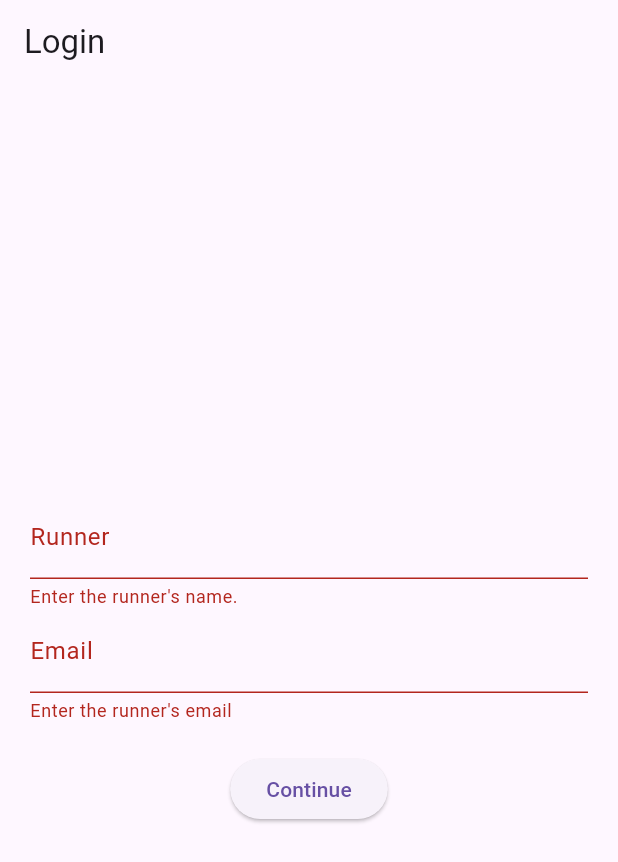
After one commit to thisfren/Flutter-Cookbook, a Flutter app: the screen it shows after launch, after a tap on "Continue", on a phone screen of 412 x 824 dp. The commit adds this screen. Shown: the top 862 px of the screen. Run offline on Flutter 3.47's test engine with Material 3 defaults, Android fonts, the phone set to English and light mode, and no system bars; our stand-ins replace google_fonts.

Commit message:
Working with TextFields done.

```diff
--- /dev/null
+++ b/Ch. 5/stopwatch/lib/login_screen.dart
@@ -0,0 +1,118 @@
+// lib/login_screen.dart
+
+import 'package:flutter/material.dart' show AppBar, BuildContext, Center, Colors, Column, EdgeInsets, ElevatedButton, Form, FormState, GlobalKey, Icon, Icons, InputDecoration, MainAxisAlignment, Padding, Scaffold, SizedBox, State, StatefulWidget, Text, TextEditingController, TextFormField, TextInputType, Widget;
+
+class LoginScreen extends StatefulWidget {
+  const LoginScreen({super.key});
+
+  @override
+  State<LoginScreen> createState() => _LoginScreenState();
+}
+
+
+class _LoginScreenState extends State<LoginScreen> {
+  bool loggedIn = false;
+  late String name;
+
+  /*
+  TextEditingControllers are objects that can be used to manipulate TextFields.
+  In this recipe, we only used them to extract the current value from our TextField, but they can also be used to programmatically set values in the widget, update text selections, and clear the fields.
+  There are also some callback functions that be used on TextFields to accomplish the same thing, but, while it may seem easier to use closures instead of TextEditingControllers, it could make your code harder to read.
+  */
+  final _nameController = TextEditingController();
+  final _emailController = TextEditingController();
+  /*
+  A simple way to explain GlobalKeys is that they do the opposite of BuildContext.
+  BuildContext is an object that can find parents in the widget tree.
+  Keys are objects that are used to retrieve a child widget.
+  The topic is a bit more complex than that, but in short, with the key, you can retrieve the Form's state. The FormState class has a public method called validate that will call the validator on all its children.
+  */
+  final _formKey = GlobalKey<FormState>();
+
+  @override
+  Widget build(BuildContext context) {
+    return Scaffold(
+      appBar: AppBar(
+        title: Text('Login'),
+      ),
+      body: Center(
+        child: loggedIn ? _buildSuccess() : _buildLoginForm()
+      )
+    );
+  }
+
+  Widget _buildLoginForm() {
+    /*
+    The Form widget that wraps the two TextFields is a non-rendering container widget.
+    This widget knows how to visit any of its children that are FormFields and invokes their validators.
+    If all the validator functions return null, the form is considered valid.
+    */
+    return Form(
+      key: _formKey,
+      child: Padding(
+        padding: const EdgeInsets.all(20),
+        child: Column(
+          mainAxisAlignment: MainAxisAlignment.center,
+          children: [
+            /*
+            TextFields are platform-aware widgets that respect the host platform's UX paradigms.
+            As with most things in Flutter, the look of TextFields is highly customizable.
+            The default look respects the material design rules, but it can be fully customized using the InputDecoration property.
+            */
+            TextFormField(
+              controller: _nameController,
+              decoration: InputDecoration(labelText: 'Runner'),
+              validator: (text) =>
+                text == "" ? "Enter the runner's name." : null
+            ),
+            TextFormField(
+              controller: _emailController,
+              keyboardType: TextInputType.emailAddress,
+              decoration: InputDecoration(labelText: 'Email'),
+              validator: (text) {
+                if (text == "") { // Validator functions should return a string if the validation fails
+                  return "Enter the runner's email";
+                }
+
+                final regex = RegExp('[^@]+@[^\.]+\..+');
+                if (!regex.hasMatch(text!)) {
+                  return 'Enter a valid email';
+                }
+
+                return null; // If the validation is successful, then the function should return a null
+              }
+            ),
+            SizedBox(height: 20),
+            ElevatedButton(
+              onPressed: _validate,
+              child: Text('Continue')
+            )
+          ],
+        )
+      )
+    );
+  }
+
+  Widget _buildSuccess() {
+    return Column(
+      mainAxisAlignment: MainAxisAlignment.center,
+      children: <Widget>[
+        Icon(Icons.check, color: Colors.orangeAccent),
+        Text('Hi $name')
+      ]
+    );
+  }
+
+  void _validate() {
+    final form = _formKey.currentState;
+
+    if (!form!.validate()) {
+      return;
+    }
+
+    setState(() {
+      loggedIn = true;
+      name = _nameController.text;
+    });
+  }
+}
--- a/Ch. 5/stopwatch/lib/main.dart
+++ b/Ch. 5/stopwatch/lib/main.dart
@@ -5,6 +5,7 @@
  */
 
 import 'package:flutter/material.dart' show BuildContext, MaterialApp, StatelessWidget, Widget, runApp;
+import 'package:stopwatch/login_screen.dart' show LoginScreen;
 import 'package:stopwatch/stopwatch.dart' show StopWatch;
 
 
@@ -15,7 +16,8 @@ class StopwatchApp extends StatelessWidget {
   @override
   Widget build(BuildContext context) {
     return MaterialApp(
-      home: StopWatch()
+      // home: StopWatch()
+      home: LoginScreen()
     );
   }
 }
```
Also changed, not shown: 1 other file.
